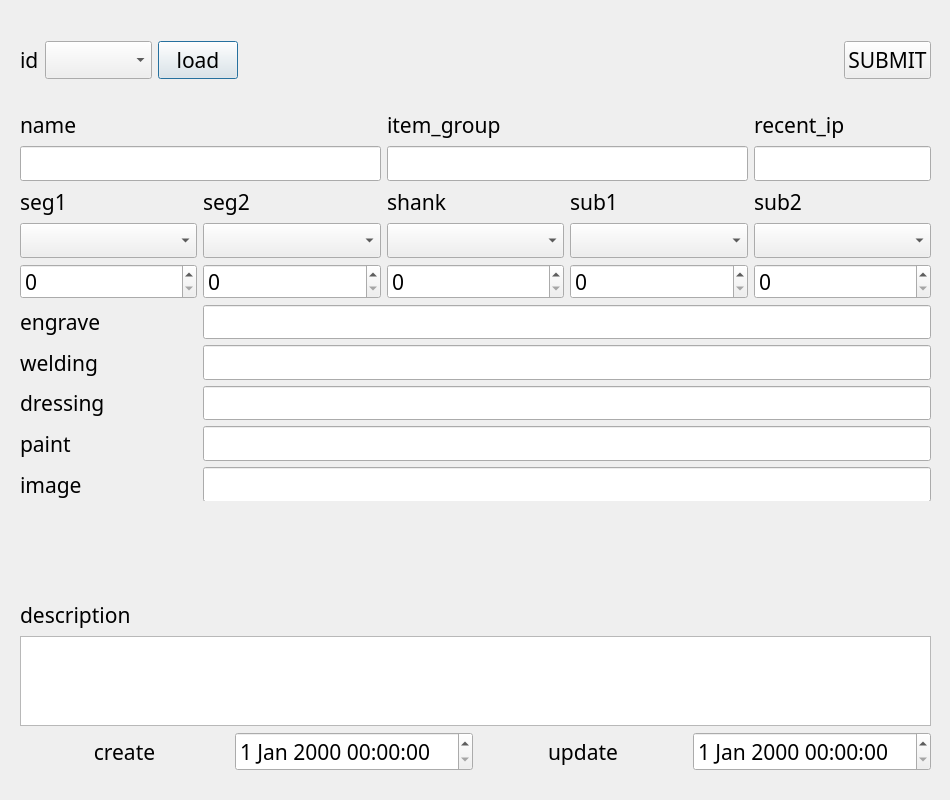
This is ui/itemDialog.ui in SuhYeoJee/OrderManager as Qt 5 draws it before an edit. The edited form follows.
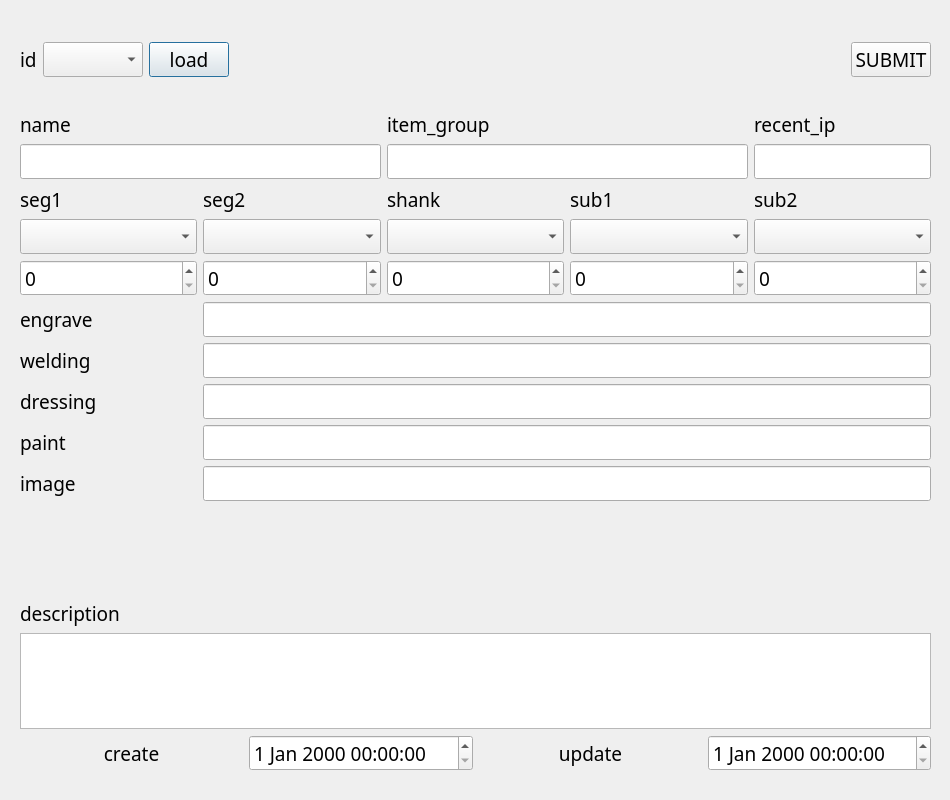
This is the edited form.

The edit to the form file:
```diff
--- a/ui/itemDialog.ui
+++ b/ui/itemDialog.ui
@@ -13,7 +13,7 @@
   <property name="font">
    <font>
     <family>굴림</family>
-    <pointsize>16</pointsize>
+    <pointsize>14</pointsize>
    </font>
   </property>
   <property name="windowTitle">
```
